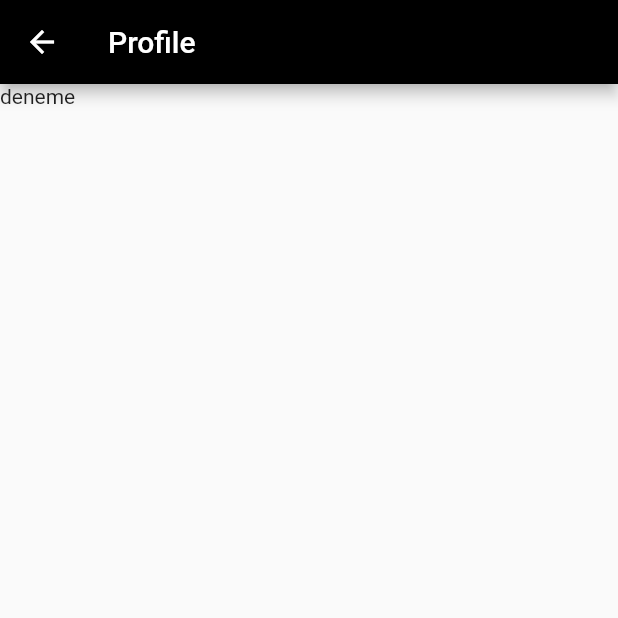
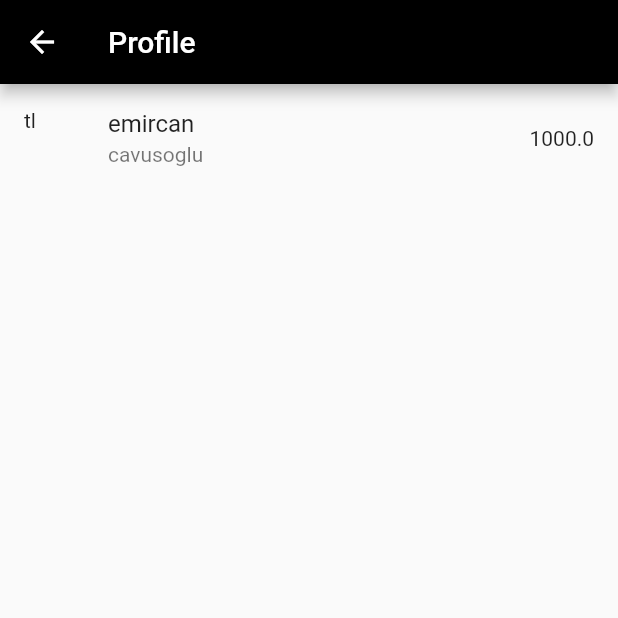
Before and after one commit to emircancavusoglu/wallet_app, a Flutter app: the screen it shows after launch, item 2 of the bottom bar chosen, on a phone screen of 412 x 824 dp, the top half of it. Run offline on Flutter 3.47's test engine with Material 2 defaults, Android fonts, the phone set to English and light mode, and no system bars; our stand-ins replace dio, shared_preferences; network calls fail.

Commit message:
profile model reflect on view

```diff
--- a/lib/model.dart
+++ b/lib/model.dart
@@ -1,8 +1,8 @@
 class Profile{
-  final String? name;
-  final String? surname;
-  final double? money;
-  final String? moneyType;
+  final String name;
+  final String surname;
+  final double money;
+  final String moneyType;
   Profile(this.name, this.surname, this.money, this.moneyType);
 }
 class ProfileItems{
--- a/lib/views/profile_view.dart
+++ b/lib/views/profile_view.dart
@@ -16,7 +16,7 @@ class _ProfileViewState extends State<ProfileView> {
     profiles = ProfileItems().profiles;
   }
   final String profileTitle = "Profile";
-  late final List<Profile>profiles;
+  late List<Profile>profiles;
   @override
   Widget build(BuildContext context) {
     return Scaffold(
@@ -24,7 +24,16 @@ class _ProfileViewState extends State<ProfileView> {
         backgroundColor: WalletAppBarTheme.appBarTheme.backgroundColor,
         title: Text(profileTitle),
       ),
-      body: Text("deneme"),
+      body: ListView.builder(
+        itemCount: profiles.length,
+        itemBuilder: (context, index) {
+        return ListTile(
+          title: Text(profiles[index].name),
+          subtitle: Text(profiles[index].surname),
+          trailing: Text(profiles[index].money.toString()),
+          leading: Text(profiles[index].moneyType),
+        );
+      },),
     );
   }
 }
```
